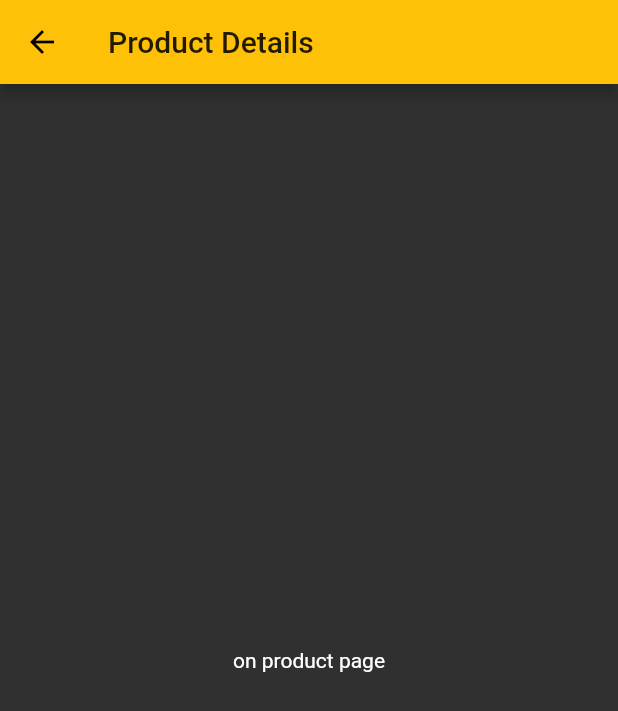
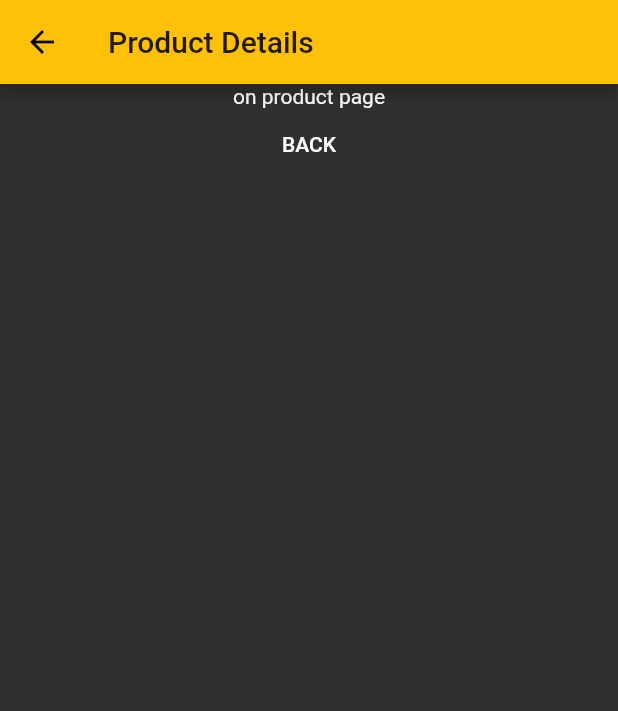
Before and after one commit to MinaSamirCap/flutterpro2, a Flutter app: the ProductPage screen opened directly, on a phone screen of 412 x 824 dp. Shown: the top 711 px of the screen. Run offline on Flutter 3.47's test engine with Material 2 defaults, Android fonts, the light colour scheme and no system bars.

Commit message:
added the base navigatoin of product forward and back

```diff
--- a/lib/pages/product.dart
+++ b/lib/pages/product.dart
@@ -7,7 +7,17 @@ class ProductPage extends StatelessWidget {
       appBar: AppBar(
         title: Text('Product Details'),
       ),
-      body: Center(child: Text('on product page'),),
+      body: Center(
+        child: Column(
+          children: <Widget>[
+            Text('on product page'),
+            FlatButton(
+              child: Text('BACK'),
+              onPressed: () => Navigator.pop(context),
+            )
+          ],
+        ),
+      ),
     );
   }
 }
```
Also changed, not shown: lib/products.dart (+7 -1 lines).
